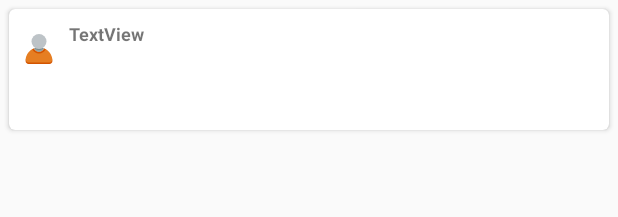
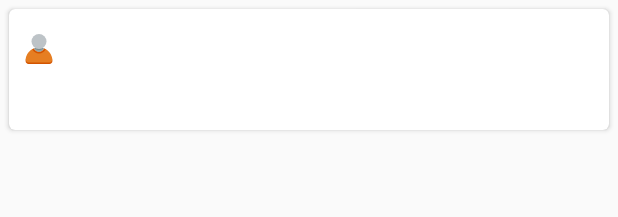
Before and after one commit to mik92mb/test-app, an Android app: the layout item_comment.xml on its own in the app's theme, with its tools: preview values and no code run, on a phone screen of 412 x 824 dp. Shown: the top 217 px of the screen. Run offline under Robolectric (Android 15) with nearby library versions, the phone set to English and light mode, and no system bars; network calls fail.

Commit message:
bugs fixed

```diff
--- a/app/src/main/res/layout/activity_details.xml
+++ b/app/src/main/res/layout/activity_details.xml
@@ -14,7 +14,6 @@
             android:theme="@style/ThemeOverlay.AppCompat.Dark.ActionBar"
             android:layout_height="200dp">
 
-
         <com.google.android.material.appbar.CollapsingToolbarLayout
                 android:id="@+id/collapsingToolbar"
                 android:layout_width="match_parent"
@@ -23,7 +22,6 @@
                 android:fitsSystemWindows="true"
                 app:titleEnabled="false"
                 app:layout_scrollFlags="scroll|exitUntilCollapsed">
-
 
             <androidx.constraintlayout.widget.ConstraintLayout
                     android:layout_width="match_parent"
--- a/app/src/main/res/layout/item_comment.xml
+++ b/app/src/main/res/layout/item_comment.xml
@@ -23,17 +23,18 @@
                 app:layout_constraintTop_toTopOf="parent"
                 app:layout_constraintBottom_toTopOf="@+id/commentBody"/>
         <TextView
-                android:text="TextView"
-                android:layout_width="wrap_content"
+                android:layout_width="0dp"
                 android:layout_height="wrap_content"
                 android:id="@+id/commentName"
                 app:layout_constraintStart_toEndOf="@+id/imageView2"
                 android:layout_marginStart="8dp"
                 android:layout_marginTop="8dp"
                 android:ellipsize="end"
+                android:maxLines="1"
                 android:textStyle="bold"
                 android:textSize="12sp"
-                app:layout_constraintTop_toTopOf="parent"/>
+                app:layout_constraintTop_toTopOf="parent" app:layout_constraintEnd_toEndOf="parent"
+                android:layout_marginEnd="8dp"/>
         <TextView
                 android:layout_width="0dp"
                 android:layout_height="wrap_content"
@@ -41,8 +42,10 @@
                 android:ellipsize="end"
                 android:textStyle="italic"
                 android:textSize="12sp"
-                app:layout_constraintStart_toEndOf="@+id/imageView2" android:layout_marginStart="8dp"
-                android:layout_marginTop="4dp" app:layout_constraintTop_toBottomOf="@+id/commentName"/>
+                app:layout_constraintStart_toEndOf="@+id/imageView2"
+                android:layout_marginStart="8dp"
+                android:layout_marginTop="4dp"
+                app:layout_constraintTop_toBottomOf="@+id/commentName"/>
         <TextView
                 android:layout_width="0dp"
                 android:layout_height="wrap_content"
@@ -55,7 +58,8 @@
                 app:layout_constraintEnd_toEndOf="parent"
                 android:layout_marginEnd="8dp"
                 app:layout_constraintTop_toBottomOf="@+id/commentEmail"
-                app:layout_constraintBottom_toBottomOf="parent" android:layout_marginBottom="8dp"
+                app:layout_constraintBottom_toBottomOf="parent"
+                android:layout_marginBottom="8dp"
                 android:layout_marginTop="8dp"/>
 
     </androidx.constraintlayout.widget.ConstraintLayout>
```
Also changed, not shown: app/src/main/java/com/sky/post/activity/DetailsActivity.kt (+13 -17 lines).
